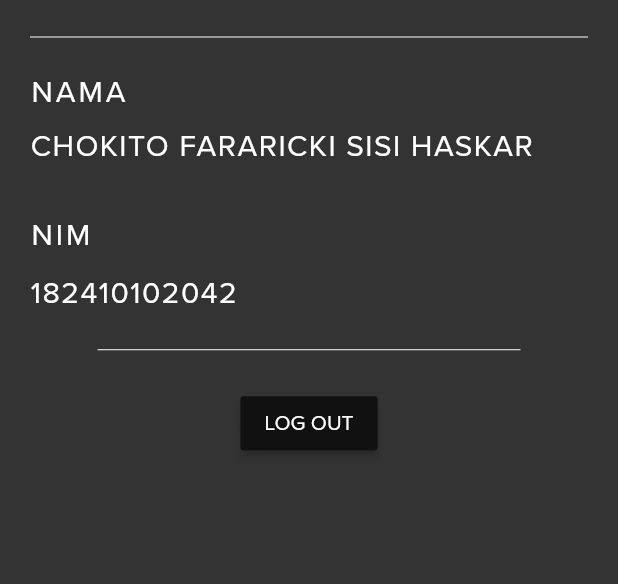
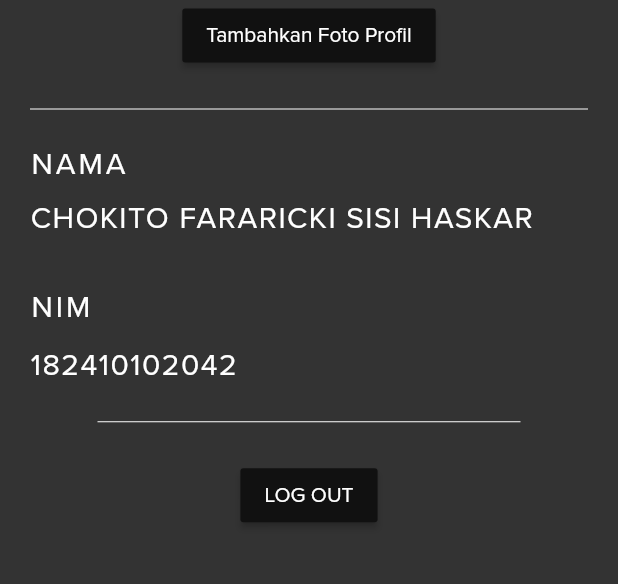
Before and after one commit to ahmadrzq/Kelompok-1, a Flutter app: the ProfilePage screen opened by its route, on a phone screen of 412 x 824 dp, the part 332-916 px from its top. Run offline on Flutter 3.47's test engine with Material 2 defaults, Android fonts, the phone set to English and light mode, and no system bars; our stand-ins replace camera.

Commit message:
kamera pada profil
masih belum bisa mengubah dan ada proses debug yang terus belanjut

```diff
--- a/lib/main.dart
+++ b/lib/main.dart
@@ -7,6 +7,7 @@ import 'package:mobile_solo/login.dart';
 import 'package:mobile_solo/signup.dart';
 import 'package:mobile_solo/cariKerja.dart';
 import 'package:mobile_solo/tentang.dart';
+import 'package:mobile_solo/camera.dart';
 import 'package:mobile_solo/detailKerja/1.dart';
 import 'package:mobile_solo/lowonganKerja/insert.dart';
 import 'package:mobile_solo/lowonganKerja/index.dart';
@@ -29,6 +30,7 @@ void main() => runApp(
           '/mainlowongankerja': (context) => mainLowonganKerja(),
           '/insertlowongankerja': (context) => lowonganKerja(),
           '/tentangkami': (context) => tentangKami(),
+          '/kameraprofil': (context) => cameraScreen(),
         },
       ),
     ); // Material App
--- a/lib/profile.dart
+++ b/lib/profile.dart
@@ -28,12 +28,22 @@ class ProfilePage extends StatelessWidget {
           crossAxisAlignment: CrossAxisAlignment.start,
           children: [
             Center(
-              child: CircleAvatar(
-                backgroundColor: Colors.white,
-                radius: 75.0,
-                backgroundImage: AssetImage('images/Logo.png'),
+                child: Column(
+                  children: [
+                    CircleAvatar(
+                    backgroundColor: Colors.white,
+                    radius: 75.0,
+                    backgroundImage: AssetImage('images/Logo.png'),
+                    ),
+                    RaisedButton(
+                textColor: Colors.white,
+                onPressed: () {
+                  Navigator.pushNamed(context, '/kameraprofil');
+                },
+                child: Text('Tambahkan Foto Profil'),
+                color: Color(0xff111111),
               ),
-            ),
+            ])),
             Divider(
               height: 50.0,
               color: Colors.white,
--- a/pubspec.yaml
+++ b/pubspec.yaml
@@ -23,6 +23,8 @@ environment:
 dependencies:
   flutter:
     sdk: flutter
+  camera: ^0.6.4+5
+  easy_permission_validator: ^1.0.5
 
 
   # The following adds the Cupertino Icons font to your application.
```
Also changed, not shown: lib/camera.dart (added, +91 -0 lines), 3 other files.
